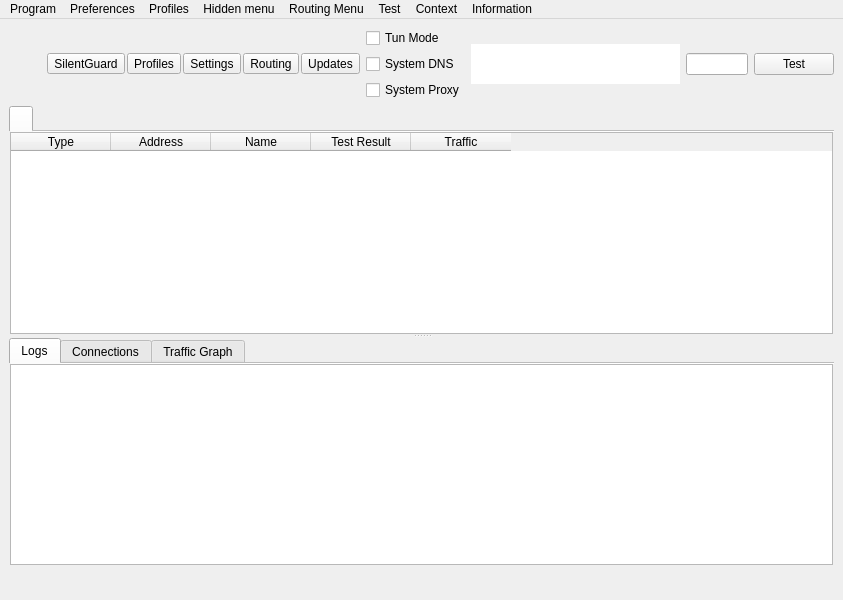
The window that src/nekobox/ui/mainwindow.ui (OptimusFaber/SilentGuard) describes before a commit, drawn with Qt 5.
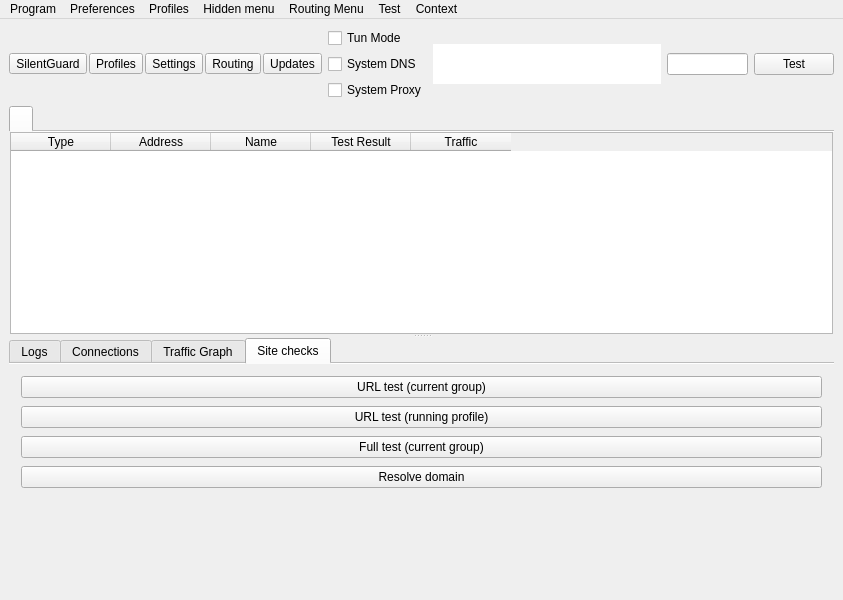
The same window after the commit. The open tabs and pages were chosen to show the change. Icons and pictures are not drawn. Custom widgets are drawn as their Qt base class.

Commit message:
[Fix] fixed ui and removed uncessary features
[Feature] updated toolbar and restored Updates labels

```diff
--- a/src/nekobox/ui/mainwindow.ui
+++ b/src/nekobox/ui/mainwindow.ui
@@ -50,31 +50,6 @@
          <property name="bottomMargin">
           <number>0</number>
          </property>
-         <item>
-          <widget class="QLabel" name="label_brand_mark">
-           <property name="minimumSize">
-            <size>
-             <width>36</width>
-             <height>36</height>
-            </size>
-           </property>
-           <property name="maximumSize">
-            <size>
-             <width>40</width>
-             <height>40</height>
-            </size>
-           </property>
-           <property name="text">
-            <string/>
-           </property>
-           <property name="scaledContents">
-            <bool>false</bool>
-           </property>
-           <property name="alignment">
-            <set>Qt::AlignmentFlag::AlignCenter</set>
-           </property>
-          </widget>
-         </item>
          <item>
           <widget class="QToolButton" name="toolButton_program">
            <property name="toolTip">
@@ -221,7 +196,7 @@
             </size>
            </property>
            <property name="popupMode">
-            <enum>QToolButton::ToolButtonPopupMode::InstantPopup</enum>
+            <enum>QToolButton::ToolButtonPopupMode::DelayedPopup</enum>
            </property>
           </widget>
          </item>
@@ -611,6 +586,69 @@
          </property>
         </layout>
        </widget>
+       <widget class="QWidget" name="site_checks_tab">
+        <attribute name="title">
+         <string>Site checks</string>
+        </attribute>
+        <layout class="QVBoxLayout" name="site_checks_layout">
+         <property name="spacing">
+          <number>8</number>
+         </property>
+         <property name="leftMargin">
+          <number>12</number>
+         </property>
+         <property name="topMargin">
+          <number>12</number>
+         </property>
+         <property name="rightMargin">
+          <number>12</number>
+         </property>
+         <property name="bottomMargin">
+          <number>12</number>
+         </property>
+         <item>
+          <widget class="QPushButton" name="pushButton_site_url_test_group">
+           <property name="text">
+            <string>URL test (current group)</string>
+           </property>
+          </widget>
+         </item>
+         <item>
+          <widget class="QPushButton" name="pushButton_site_url_test_running">
+           <property name="text">
+            <string>URL test (running profile)</string>
+           </property>
+          </widget>
+         </item>
+         <item>
+          <widget class="QPushButton" name="pushButton_site_full_test_group">
+           <property name="text">
+            <string>Full test (current group)</string>
+           </property>
+          </widget>
+         </item>
+         <item>
+          <widget class="QPushButton" name="pushButton_site_resolve_domain">
+           <property name="text">
+            <string>Resolve domain</string>
+           </property>
+          </widget>
+         </item>
+         <item>
+          <spacer name="verticalSpacer_site_checks">
+           <property name="orientation">
+            <enum>Qt::Orientation::Vertical</enum>
+           </property>
+           <property name="sizeHint" stdset="0">
+            <size>
+             <width>20</width>
+             <height>40</height>
+            </size>
+           </property>
+          </spacer>
+         </item>
+        </layout>
+       </widget>
       </widget>
      </widget>
     </item>
@@ -813,7 +851,6 @@
    <addaction name="menuRouting_Menu"/>
    <addaction name="menuTest"/>
    <addaction name="menuContext"/>
-   <addaction name="fetch_tool"/>
   </widget>
   <action name="menu_exit">
    <property name="text">
```
Left out of the diff: 19 changed lines with no effect on the pictures. The commit also changes 2 other files.
